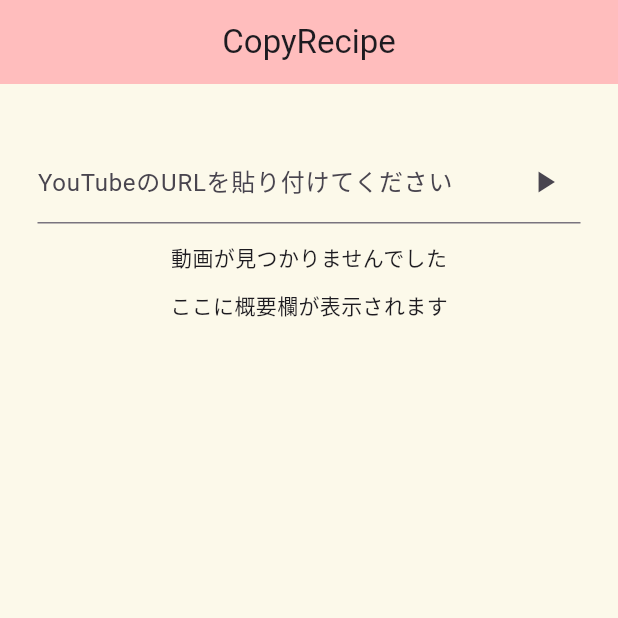
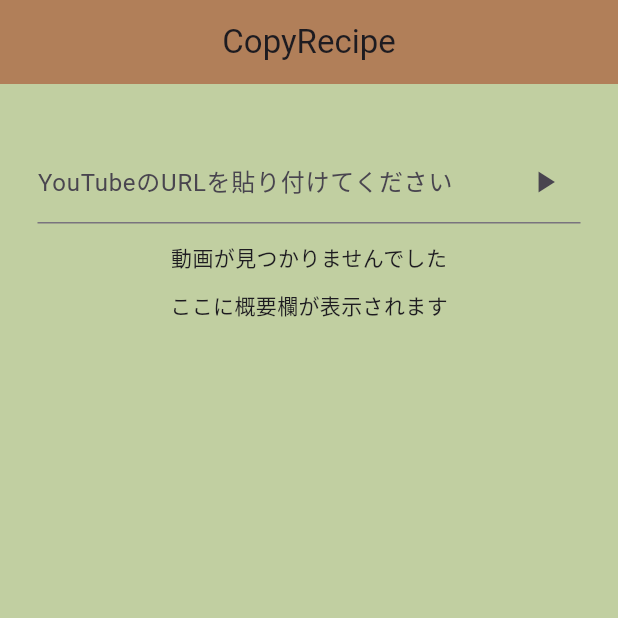
Before and after one commit to Nakai4s/CopyRecipe, a Flutter app: the screen it shows after launch, on a phone screen of 412 x 824 dp, the top half of it. Run offline on Flutter 3.47's test engine with Material 3 defaults, Android fonts, the phone set to English and light mode, and no system bars; our stand-ins replace youtube_player_flutter.

Commit message:
change color

```diff
--- a/lib/screens/home_screen.dart
+++ b/lib/screens/home_screen.dart
@@ -59,11 +59,11 @@
   @override
   Widget build(BuildContext context) {
     return Scaffold(
-      backgroundColor: const Color(0xFFFCF9EA),
+      backgroundColor: const Color(0xFFC1CFA1),
       appBar: AppBar(
         centerTitle: true,
         title: Text('CopyRecipe'),
-        backgroundColor: const Color(0xFFFFBDBD),
+        backgroundColor: const Color(0xFFB17F59),
       ),
       body: Padding(
         padding: const EdgeInsets.all(25.0),
```
Also changed, not shown: 1 other file.
